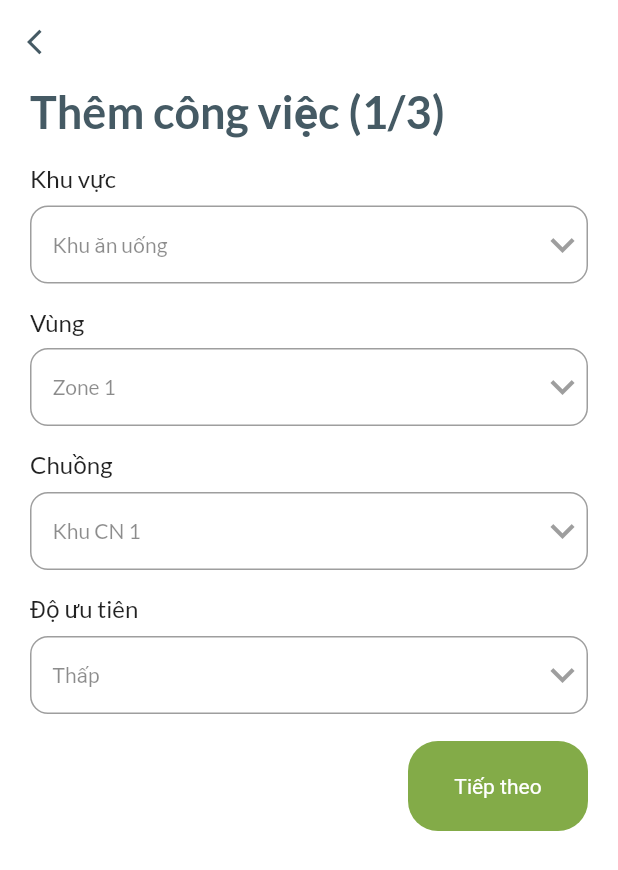
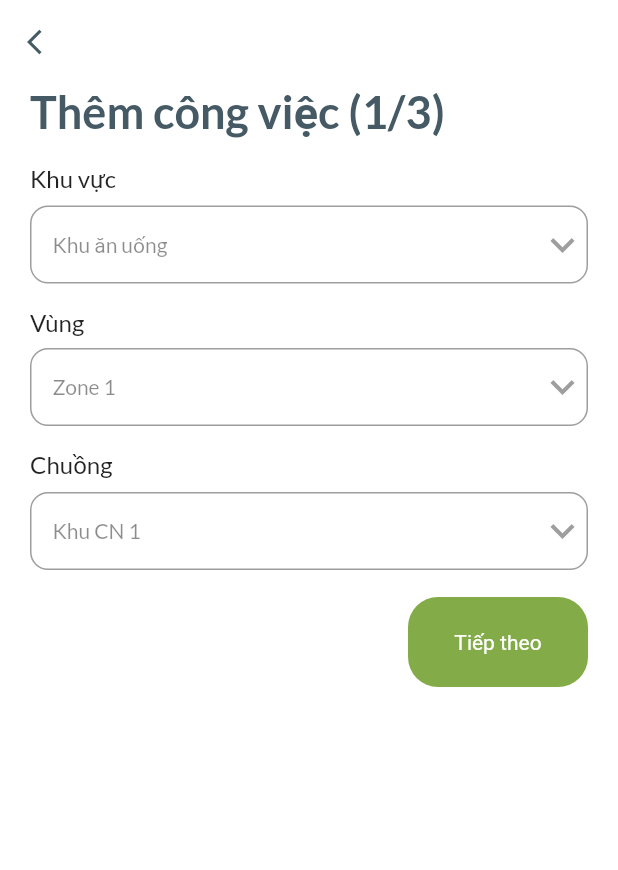
Before and after one commit to Capston-FPT-Somo-Farm-Task-Management/Mobile_Application, a Flutter app: the FirstAddTaskPage screen opened directly with sample values from the repository, on a phone screen of 412 x 824 dp. Shown: the top 870 px of the screen. Run offline on Flutter 3.47's test engine with Material 2 defaults, Android fonts, the light colour scheme and no system bars; our stand-ins replace date_picker_timeline, firebase_auth, firebase_core, flutter_chips_input, flutter_staggered_animations, font_awesome_flutter and 3 more; missing offline and left inert: flutter_quill; accounts and stored records are empty.

Commit message:
remove priority

```diff
--- a/manager_somo_farm_task_management/lib/screens/manager/add_task/first_add_task_page.dart
+++ b/manager_somo_farm_task_management/lib/screens/manager/add_task/first_add_task_page.dart
@@ -26,8 +26,6 @@ class _FirstAddTaskPage extends State<FirstAddTaskPage> {
   List<Area> filteredArea = [];
   String _selectedZone = zones[0].zoneName;
   String _selectedField = fields[0].fieldName;
-  List<String> priorities = ["Thấp", "Trung Bình", "Cao"];
-  String _selectedPriority = "Thấp";
   List<Zone> filteredZone =
       zones.where((zone) => zone.areaId == areas[0].areaId).toList();
   List<Field> filteredField =
@@ -190,32 +188,6 @@ class _FirstAddTaskPage extends State<FirstAddTaskPage> {
                     }).toList(),
                   ),
                 ),
-              MyInputField(
-                title: "Độ ưu tiên",
-                hint: _selectedPriority,
-                widget: DropdownButton(
-                  underline: Container(height: 0),
-                  icon: const Icon(
-                    Icons.keyboard_arrow_down,
-                    color: Colors.grey,
-                  ),
-                  iconSize: 32,
-                  elevation: 4,
-                  style: subTitileStyle,
-                  onChanged: (String? newValue) {
-                    setState(() {
-                      _selectedPriority = newValue!;
-                    });
-                  },
-                  items:
-                      priorities.map<DropdownMenuItem<String>>((String value) {
-                    return DropdownMenuItem<String>(
-                      value: value,
-                      child: Text(value),
-                    );
-                  }).toList(),
-                ),
-              ),
               const SizedBox(height: 18),
               Row(
                 mainAxisAlignment: MainAxisAlignment.spaceBetween,
```
